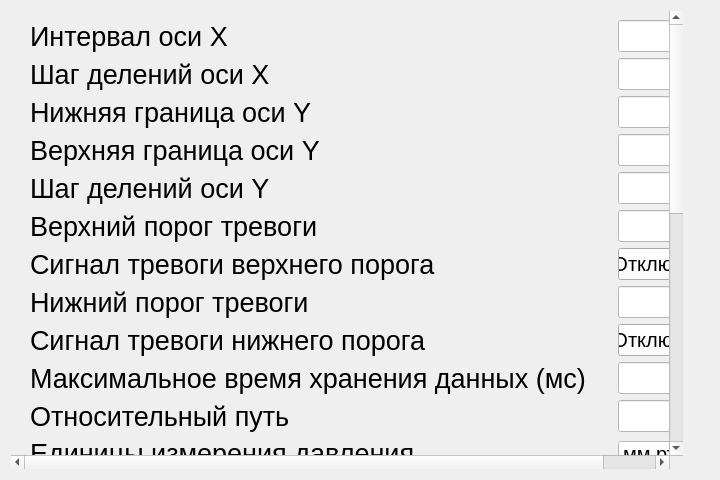
This is app/gui/generalsettingspage.ui in VictoriaSin/ICPMonitor as Qt 5 draws it before an edit. The edited form follows.
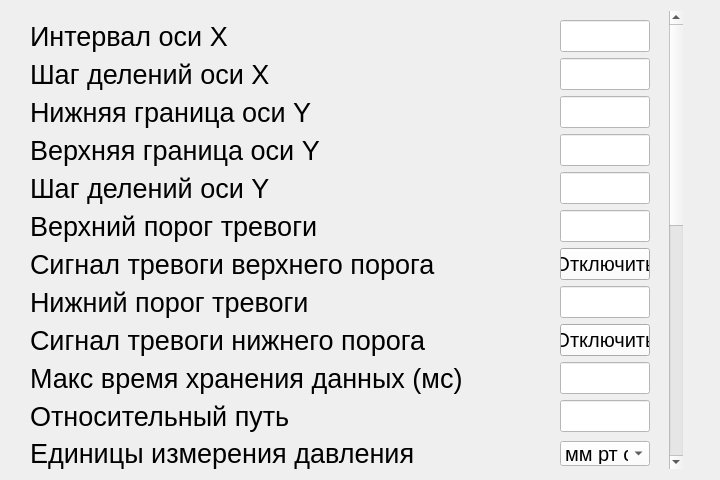
This is the edited form. Custom widgets are drawn as their Qt base class.

What changed in the file:
```diff
--- a/app/gui/generalsettingspage.ui
+++ b/app/gui/generalsettingspage.ui
@@ -43,9 +43,9 @@
      <widget class="QWidget" name="scrollAreaWidgetContents">
       <property name="geometry">
        <rect>
-        <x>-93</x>
-        <y>-635</y>
-        <width>754</width>
+        <x>0</x>
+        <y>-558</y>
+        <width>661</width>
         <height>1214</height>
        </rect>
       </property>
@@ -1563,7 +1563,7 @@
           </font>
          </property>
          <property name="text">
-          <string>Максимальное время хранения данных (мс)</string>
+          <string>Макс время хранения данных (мс)</string>
          </property>
         </widget>
        </item>
@@ -1749,7 +1749,7 @@
           </font>
          </property>
          <property name="text">
-          <string>Интервал пересчета среднего давления (с)</string>
+          <string>Интервал среднего давления (с)</string>
          </property>
         </widget>
        </item>
```
